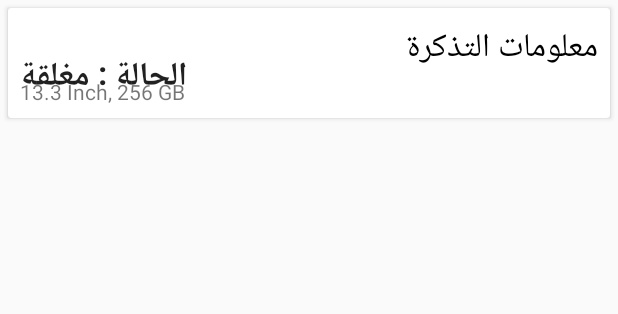
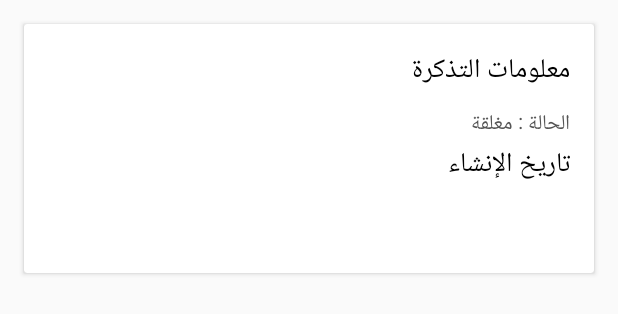
Before and after one commit to hananHA/rdm-android, an Android app: the layout list_ticket.xml on its own in the app's theme, with its tools: preview values and no code run, on a phone screen of 412 x 824 dp. Shown: the top 314 px of the screen. Run offline under Robolectric (Android 15) with nearby library versions, the phone set to English and light mode, and no system bars.

Commit message:
fix bugs in list ticket

```diff
--- a/app/build.gradle
+++ b/app/build.gradle
@@ -52,8 +52,4 @@ dependencies {
     implementation "androidx.cardview:cardview:1.0.0"
 
 
-
-
-
-
 }
--- a/app/src/main/AndroidManifest.xml
+++ b/app/src/main/AndroidManifest.xml
@@ -17,10 +17,7 @@
         android:supportsRtl="true"
         android:theme="@style/AppTheme"
         android:usesCleartextTraffic="true">
-
-
-        <activity android:name=".activities.ForgetPass"></activity>
-
+        <activity android:name=".activities.ForgetPass" />
 
         <provider
             android:name="androidx.core.content.FileProvider"
--- a/app/src/main/java/com/example/rdm/Model/TicketListAdapter.java
+++ b/app/src/main/java/com/example/rdm/Model/TicketListAdapter.java
@@ -1,10 +1,12 @@
 package com.example.rdm.Model;
 
 import android.content.Context;
+import android.util.Log;
 import android.view.LayoutInflater;
 import android.view.View;
 import android.view.ViewGroup;
 import android.widget.TextView;
+import android.widget.Toast;
 
 import androidx.recyclerview.widget.RecyclerView;
 
@@ -42,9 +44,10 @@ public class TicketListAdapter extends RecyclerView.Adapter<TicketListAdapter.Ti
         TicketList ticket = ticketLists.get(position);
 
         //binding the data with the viewholder views
-        holder.ticketInfo.setText(String.valueOf(ticket.getId()));
-        holder.status.setText(ticket.getStatus());
-        holder.date.setText(String.valueOf(ticket.getClassification()));
+        holder.ticketInfo.setText("معلومات التذكرة"); //String.valueOf(ticket.getId())
+        holder.status.setText("الحالة: " + ticket.getStatus());
+        holder.date.setText("التصنيف: " + (ticket.getClassification()));
+        holder.ticket_id.setText(String.valueOf(ticket.getId()));
 
 
     }
@@ -58,7 +61,7 @@ public class TicketListAdapter extends RecyclerView.Adapter<TicketListAdapter.Ti
 
     class TicketListViewHolder extends RecyclerView.ViewHolder {
 
-        TextView ticketInfo, status, date;
+        TextView ticketInfo, status, date, ticket_id;
 
         public TicketListViewHolder(View itemView) {
             super(itemView);
@@ -66,6 +69,19 @@ public class TicketListAdapter extends RecyclerView.Adapter<TicketListAdapter.Ti
             ticketInfo = itemView.findViewById(R.id.ticketInfo);
             status = itemView.findViewById(R.id.status);
             date = itemView.findViewById(R.id.date);
+            ticket_id = itemView.findViewById(R.id.ticket_id);
+            ticket_id.setVisibility(View.INVISIBLE);
+
+            itemView.setOnClickListener(new View.OnClickListener() {
+                @Override
+                public void onClick(View view) {
+                    int id = Integer.parseInt(ticket_id.getText().toString());
+                    Log.d("click me", "your click here!" + id);
+
+
+                }
+            });
+
         }
     }
 }
--- a/app/src/main/java/com/example/rdm/activities/MainActivity.java
+++ b/app/src/main/java/com/example/rdm/activities/MainActivity.java
@@ -489,7 +489,7 @@ public class MainActivity extends AppCompatActivity implements OnMapReadyCallbac
 
 //                            String message = response.body().toString();
                     Toast.makeText(getApplicationContext(), "تمت إضافة التذكرة بنجاح !", Toast.LENGTH_LONG).show();
-                    listTicket();
+//                    listTicket();
 
 
                 } else {
--- a/app/src/main/res/layout/activity_ticket_list.xml
+++ b/app/src/main/res/layout/activity_ticket_list.xml
@@ -94,13 +94,13 @@
     <ScrollView
         android:id="@+id/scrollView"
 
-        android:layout_width="434dp"
-        android:layout_height="578dp"
+        android:layout_width="373dp"
+        android:layout_height="466dp"
         app:layout_constraintBottom_toBottomOf="parent"
-        app:layout_constraintHorizontal_bias="0.666"
+        app:layout_constraintEnd_toEndOf="parent"
         app:layout_constraintStart_toStartOf="parent"
         app:layout_constraintTop_toTopOf="parent"
-        app:layout_constraintVertical_bias="1.0">
+        app:layout_constraintVertical_bias="0.939">
 
         <androidx.recyclerview.widget.RecyclerView
             android:id="@+id/recyclerView"
--- a/app/src/main/res/layout/list_ticket.xml
+++ b/app/src/main/res/layout/list_ticket.xml
@@ -1,65 +1,58 @@
-<?xml version="1.0" encoding="utf-8"?>
-<LinearLayout xmlns:android="http://schemas.android.com/apk/res/android"
+<RelativeLayout xmlns:android="http://schemas.android.com/apk/res/android"
     xmlns:app="http://schemas.android.com/apk/res-auto"
-    xmlns:tools="http://schemas.android.com/tools"
     android:layout_width="match_parent"
-    android:layout_height="wrap_content"
-    android:orientation="vertical">
+    android:layout_height="match_parent">
 
     <androidx.cardview.widget.CardView
         android:layout_width="match_parent"
         android:layout_height="wrap_content"
-        android:layout_margin="5dp">
+        android:layout_margin="16dp">
 
-        <androidx.constraintlayout.widget.ConstraintLayout
-            android:id="@+id/relativeLayout"
+        <LinearLayout
             android:layout_width="match_parent"
             android:layout_height="wrap_content"
-            android:padding="8dp">
+            android:orientation="vertical">
 
+            <LinearLayout
+                android:layout_width="match_parent"
+                android:layout_height="wrap_content"
+                android:orientation="vertical"
+                android:padding="16dp">
 
-            <TextView
-                android:id="@+id/ticketInfo"
-                android:layout_width="wrap_content"
-                android:layout_height="wrap_content"
+                <TextView
+                    android:id="@+id/ticketInfo"
+                    android:layout_width="match_parent"
+                    android:layout_height="wrap_content"
+                    android:layout_marginBottom="8dp"
+                    android:text="معلومات التذكرة"
+                    android:textColor="#000"
+                    android:textSize="18sp" />
 
-                android:text="معلومات التذكرة"
-                android:textAppearance="@style/Base.TextAppearance.AppCompat.Large"
-                android:textColor="#000000"
-                app:layout_constraintBottom_toBottomOf="parent"
-                app:layout_constraintEnd_toEndOf="parent"
-                app:layout_constraintHorizontal_bias="1.0"
-                app:layout_constraintStart_toStartOf="parent"
-                app:layout_constraintTop_toTopOf="parent"
-                app:layout_constraintVertical_bias="0.035" />
+                <TextView
+                    android:id="@+id/status"
+                    android:layout_width="match_parent"
+                    android:layout_height="wrap_content"
+                    android:text="الحالة : مغلقة"
+                    android:textColor="#555" />
 
-            <TextView
-                android:id="@+id/date"
-                android:layout_width="wrap_content"
-                android:layout_height="wrap_content"
-                android:layout_below="@id/ticketInfo"
-                android:text="13.3 Inch, 256 GB"
-                android:textAppearance="@style/Base.TextAppearance.AppCompat.Small"
-                app:layout_constraintBottom_toBottomOf="parent"
-                app:layout_constraintTop_toBottomOf="@+id/ticketInfo"
-                tools:layout_editor_absoluteX="264dp" />
+                <TextView
+                    android:id="@+id/date"
+                    android:layout_width="match_parent"
+                    android:layout_height="wrap_content"
+                    android:layout_marginBottom="8dp"
+                    android:text="تاريخ الإنشاء"
+                    android:textColor="#000"
+                    android:textSize="18sp" />
+                <TextView
+                    android:id="@+id/ticket_id"
+                    android:layout_width="match_parent"
+                    android:layout_height="wrap_content"
+                    android:layout_marginBottom="8dp"
+                    android:text=""
+                    android:textColor="#000"
+                    android:textSize="18sp" />
+            </LinearLayout>
 
-            <TextView
-                android:id="@+id/status"
-                android:layout_width="wrap_content"
-                android:layout_height="wrap_content"
-                android:text="الحالة : مغلقة"
-                android:textAppearance="@style/Base.TextAppearance.AppCompat.Large"
-                android:textStyle="bold"
-                app:layout_constraintBottom_toBottomOf="parent"
-                app:layout_constraintEnd_toStartOf="@+id/textViewShortDesc"
-                app:layout_constraintHorizontal_bias="0.024"
-                app:layout_constraintStart_toStartOf="parent"
-                app:layout_constraintTop_toTopOf="parent"
-                app:layout_constraintVertical_bias="1.0" />
-
-        </androidx.constraintlayout.widget.ConstraintLayout>
-
+        </LinearLayout>
     </androidx.cardview.widget.CardView>
-
-</LinearLayout>
+</RelativeLayout>
```
